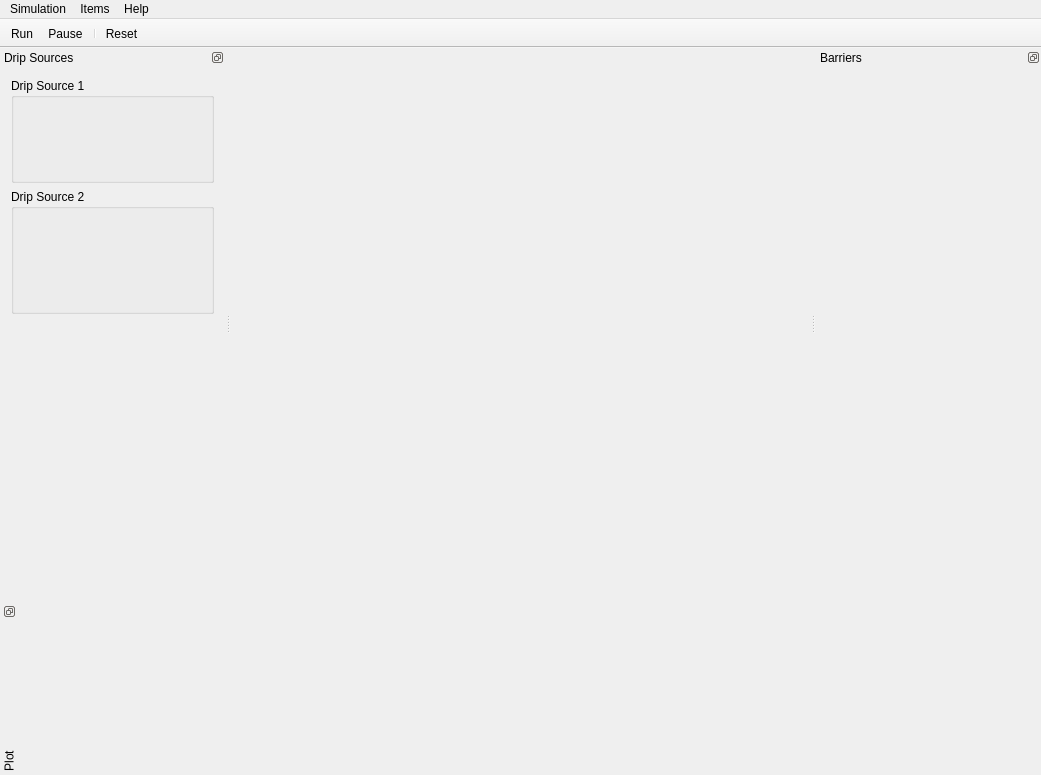
Old version of the form src/EWS/app/widget/EWSMainWindow.ui in the repository metasim/ews.
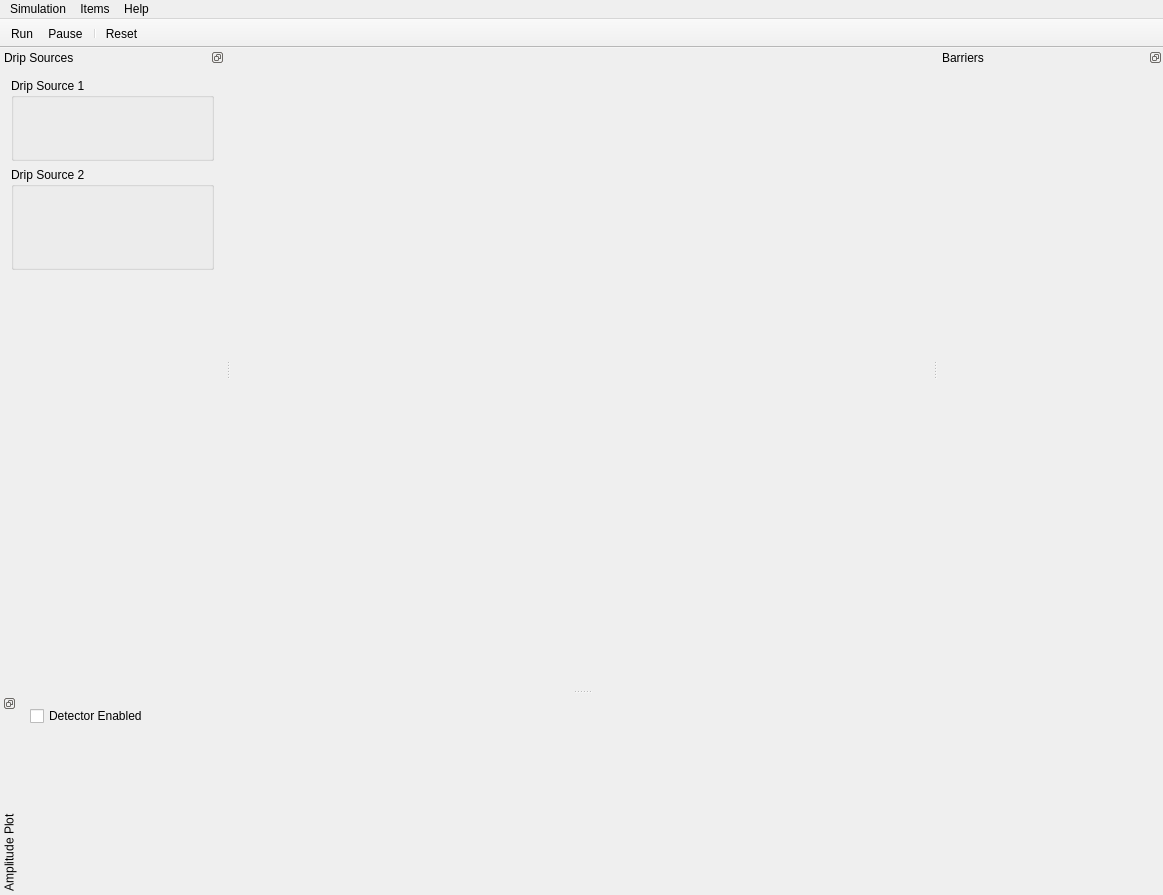
New version of the form. Icons and pictures are not drawn. Custom widgets are drawn as their Qt base class.

```diff
--- a/src/EWS/app/widget/EWSMainWindow.ui
+++ b/src/EWS/app/widget/EWSMainWindow.ui
@@ -6,8 +6,8 @@
    <rect>
     <x>0</x>
     <y>0</y>
-    <width>1041</width>
-    <height>775</height>
+    <width>1163</width>
+    <height>895</height>
    </rect>
   </property>
   <property name="windowTitle">
@@ -26,6 +26,12 @@
     </property>
     <item row="0" column="0">
      <widget class="ews::app::widget::QOSGWidget" name="renderer" native="true">
+      <property name="sizePolicy">
+       <sizepolicy hsizetype="Ignored" vsizetype="Ignored">
+        <horstretch>0</horstretch>
+        <verstretch>0</verstretch>
+       </sizepolicy>
+      </property>
       <property name="minimumSize">
        <size>
         <width>300</width>
@@ -46,7 +52,7 @@
     <rect>
      <x>0</x>
      <y>0</y>
-     <width>1041</width>
+     <width>1163</width>
      <height>22</height>
     </rect>
    </property>
@@ -132,6 +138,9 @@
         <string>Drip Source 1</string>
        </property>
        <layout class="QGridLayout" name="gridLayout_3">
+        <property name="margin">
+         <number>0</number>
+        </property>
         <item row="0" column="0">
          <widget class="ews::app::widget::DripSourceEditor" name="dripSource1" native="true">
           <property name="minimumSize">
@@ -157,6 +166,9 @@
         <string>Drip Source 2</string>
        </property>
        <layout class="QVBoxLayout" name="verticalLayout_3">
+        <property name="margin">
+         <number>0</number>
+        </property>
         <item>
          <widget class="ews::app::widget::DripSourceEditor" name="dripSource2" native="true">
           <property name="minimumSize">
@@ -235,11 +247,17 @@
   </widget>
   <widget class="QDockWidget" name="dockWidget">
    <property name="sizePolicy">
-    <sizepolicy hsizetype="Preferred" vsizetype="Fixed">
+    <sizepolicy hsizetype="Expanding" vsizetype="Maximum">
      <horstretch>0</horstretch>
-     <verstretch>1</verstretch>
+     <verstretch>0</verstretch>
     </sizepolicy>
    </property>
+   <property name="minimumSize">
+    <size>
+     <width>300</width>
+     <height>200</height>
+    </size>
+   </property>
    <property name="floating">
     <bool>false</bool>
    </property>
@@ -250,32 +268,33 @@
     <set>Qt::BottomDockWidgetArea</set>
    </property>
    <property name="windowTitle">
-    <string>Plot</string>
+    <string>Amplitude Plot</string>
    </property>
    <attribute name="dockWidgetArea">
     <number>8</number>
    </attribute>
    <widget class="QWidget" name="dockWidgetContents_3">
     <property name="sizePolicy">
-     <sizepolicy hsizetype="Preferred" vsizetype="Fixed">
+     <sizepolicy hsizetype="MinimumExpanding" vsizetype="Minimum">
       <horstretch>0</horstretch>
       <verstretch>0</verstretch>
      </sizepolicy>
     </property>
     <layout class="QGridLayout" name="gridLayout_4">
-     <item row="0" column="0">
-      <widget class="QwtPlot" name="qwtPlot">
+     <item row="1" column="1">
+      <widget class="QwtPlot" name="amplitudePlot">
        <property name="sizePolicy">
-        <sizepolicy hsizetype="MinimumExpanding" vsizetype="Fixed">
+        <sizepolicy hsizetype="MinimumExpanding" vsizetype="MinimumExpanding">
          <horstretch>0</horstretch>
-         <verstretch>1</verstretch>
+         <verstretch>0</verstretch>
         </sizepolicy>
        </property>
-       <property name="minimumSize">
-        <size>
-         <width>0</width>
-         <height>150</height>
-        </size>
+      </widget>
+     </item>
+     <item row="0" column="1">
+      <widget class="QCheckBox" name="ampPlotEnabled">
+       <property name="text">
+        <string>Detector Enabled</string>
        </property>
       </widget>
      </item>
```
Left out of the diff: 38 changed lines with no effect on the pictures.
